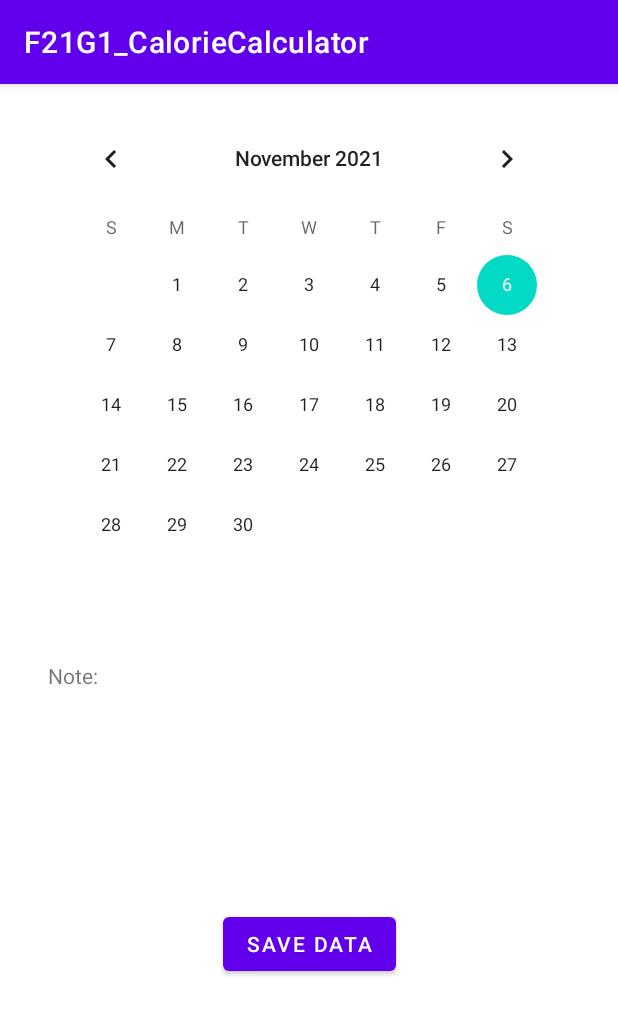
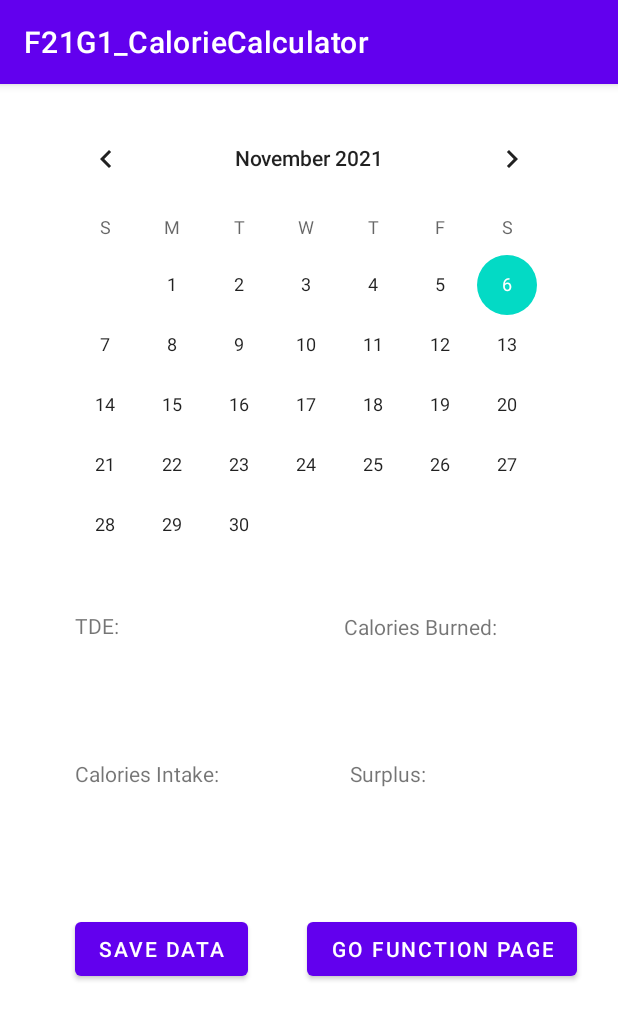
Before and after one commit to Khang-Truong/F21G1_CalorieCalculator, an Android app: the Calendar screen opened directly, with no data from a screen before it, on a phone screen of 412 x 824 dp. Shown: the top 1020 px of the screen. Run offline under Robolectric (Android 15) with nearby library versions, the phone set to English and light mode, and no system bars.

Commit message:
Connect calendar to function page

```diff
--- a/app/src/main/java/com/example/f21g1_caloriecalculator/Calendar.java
+++ b/app/src/main/java/com/example/f21g1_caloriecalculator/Calendar.java
@@ -5,6 +5,7 @@ import androidx.annotation.RequiresApi;
 import androidx.appcompat.app.AppCompatActivity;
 
 import android.content.Context;
+import android.content.Intent;
 import android.content.SharedPreferences;
 import android.os.Build;
 import android.os.Bundle;
@@ -19,6 +20,7 @@ import android.widget.Toast;
 
 import org.w3c.dom.Text;
 
+import java.net.Inet4Address;
 import java.time.LocalDate;
 import java.util.Date;
 import java.util.HashMap;
@@ -29,6 +31,7 @@ public class Calendar extends AppCompatActivity {
     CalendarView CalendarView;
     EditText textViewExerciseRecord;
     Button buttonSaveData;
+    Button buttonGoFunctionPage;
     int currentDay;
     int currentMonth;
     int currentYear;
@@ -54,6 +57,7 @@ public class Calendar extends AppCompatActivity {
         CalendarView=findViewById(R.id.calendarView);
         textViewExerciseRecord=findViewById(R.id.textViewExerciseRecord);
         buttonSaveData=findViewById(R.id.buttonSaveData);
+        buttonGoFunctionPage=findViewById(R.id.buttonGoFunctionPage);
 
 
 
@@ -141,6 +145,10 @@ public class Calendar extends AppCompatActivity {
             Toast.makeText(this, currentYear+" "+currentMonth+" "+currentDay, Toast.LENGTH_SHORT).show();
         });
 
+        buttonGoFunctionPage.setOnClickListener((View view)-> {
+                startActivity(new Intent(Calendar.this,UserActivity.class));
+        });
+
 
 
     }
--- a/app/src/main/res/layout/activity_calendar.xml
+++ b/app/src/main/res/layout/activity_calendar.xml
@@ -8,8 +8,8 @@
 
     <CalendarView
         android:id="@+id/calendarView"
-        android:layout_width="wrap_content"
-        android:layout_height="wrap_content"
+        android:layout_width="356dp"
+        android:layout_height="304dp"
         android:layout_marginTop="16dp"
         app:layout_constraintEnd_toEndOf="parent"
         app:layout_constraintStart_toStartOf="parent"
@@ -17,15 +17,16 @@
 
     <EditText
         android:id="@+id/textViewExerciseRecord"
-        android:layout_width="348dp"
-        android:layout_height="129dp"
+        android:layout_width="118dp"
+        android:layout_height="48dp"
+        android:layout_marginStart="50dp"
+        android:layout_marginLeft="50dp"
         android:layout_marginTop="50dp"
         android:background="@null"
         android:ems="10"
         android:gravity="top"
         android:inputType="textPersonName"
         android:textSize="14sp"
-        app:layout_constraintEnd_toEndOf="parent"
         app:layout_constraintStart_toStartOf="parent"
         app:layout_constraintTop_toBottomOf="@+id/calendarView"
         tools:ignore="SpeakableTextPresentCheck" />
@@ -34,20 +35,95 @@
         android:id="@+id/buttonSaveData"
         android:layout_width="wrap_content"
         android:layout_height="wrap_content"
-        android:layout_marginTop="16dp"
+        android:layout_marginTop="36dp"
         android:text="@string/btnSaveData"
         app:layout_constraintEnd_toEndOf="parent"
+        app:layout_constraintHorizontal_bias="0.169"
         app:layout_constraintStart_toStartOf="parent"
-        app:layout_constraintTop_toBottomOf="@+id/textViewExerciseRecord" />
+        app:layout_constraintTop_toBottomOf="@+id/textViewCalIntake" />
 
     <TextView
         android:id="@+id/textView"
         android:layout_width="wrap_content"
         android:layout_height="wrap_content"
-        android:layout_marginStart="32dp"
-        android:layout_marginLeft="32dp"
-        android:text="@string/txtNote"
+        android:layout_marginStart="50dp"
+        android:layout_marginLeft="50dp"
+        android:layout_marginTop="32dp"
+        android:text="@string/txtTDE"
         app:layout_constraintBottom_toTopOf="@+id/textViewExerciseRecord"
-        app:layout_constraintStart_toStartOf="parent" />
+        app:layout_constraintStart_toStartOf="parent"
+        app:layout_constraintTop_toBottomOf="@+id/calendarView" />
+
+    <TextView
+        android:id="@+id/textView4"
+        android:layout_width="wrap_content"
+        android:layout_height="wrap_content"
+        android:layout_marginStart="150dp"
+        android:layout_marginLeft="150dp"
+        android:layout_marginTop="32dp"
+        android:text="@string/txtCaloriesBurned"
+        app:layout_constraintStart_toEndOf="@+id/textView"
+        app:layout_constraintTop_toBottomOf="@+id/calendarView" />
+
+    <TextView
+        android:id="@+id/textViewCalBurned"
+        android:layout_width="135dp"
+        android:layout_height="43dp"
+        android:layout_marginTop="50dp"
+        android:layout_marginEnd="50dp"
+        android:layout_marginRight="50dp"
+        app:layout_constraintEnd_toEndOf="parent"
+        app:layout_constraintTop_toBottomOf="@+id/calendarView" />
+
+    <TextView
+        android:id="@+id/textViewIIntake"
+        android:layout_width="120dp"
+        android:layout_height="21dp"
+        android:layout_marginStart="50dp"
+        android:layout_marginLeft="50dp"
+        android:layout_marginTop="32dp"
+        android:text="@string/txtCaloriesIntake"
+        app:layout_constraintStart_toStartOf="parent"
+        app:layout_constraintTop_toBottomOf="@+id/textViewExerciseRecord" />
+
+    <TextView
+        android:id="@+id/textViewCalIntake"
+        android:layout_width="123dp"
+        android:layout_height="45dp"
+        android:layout_marginStart="50dp"
+        android:layout_marginLeft="50dp"
+        app:layout_constraintStart_toStartOf="parent"
+        app:layout_constraintTop_toBottomOf="@+id/textViewIIntake" />
+
+    <TextView
+        android:id="@+id/textView15"
+        android:layout_width="wrap_content"
+        android:layout_height="wrap_content"
+        android:layout_marginStart="60dp"
+        android:layout_marginLeft="60dp"
+        android:layout_marginTop="32dp"
+        android:text="@string/txtSurplus"
+        app:layout_constraintStart_toEndOf="@+id/textViewCalIntake"
+        app:layout_constraintTop_toBottomOf="@+id/textViewExerciseRecord" />
+
+    <TextView
+        android:id="@+id/textViewSurplus"
+        android:layout_width="131dp"
+        android:layout_height="47dp"
+        android:layout_marginEnd="50dp"
+        android:layout_marginRight="50dp"
+        app:layout_constraintEnd_toEndOf="parent"
+        app:layout_constraintTop_toBottomOf="@+id/textView15" />
+
+    <Button
+        android:id="@+id/buttonGoFunctionPage"
+        android:layout_width="wrap_content"
+        android:layout_height="wrap_content"
+        android:layout_marginTop="36dp"
+        android:text="@string/txtGoFunctionMenu"
+        app:layout_constraintEnd_toEndOf="parent"
+        app:layout_constraintHorizontal_bias="0.882"
+        app:layout_constraintStart_toStartOf="parent"
+        app:layout_constraintTop_toBottomOf="@+id/textViewSurplus" />
 
 </androidx.constraintlayout.widget.ConstraintLayout>
--- a/app/src/main/res/values/strings.xml
+++ b/app/src/main/res/values/strings.xml
@@ -23,4 +23,9 @@
     <string name="radioButtonFemaleText">Female</string>
     <string name="btnSaveData">Save Data</string>
     <string name="txtNote">Note: </string>
+    <string name="txtTDE">TDE: </string>
+    <string name="txtCaloriesBurned">Calories Burned: </string>
+    <string name="txtCaloriesIntake">Calories Intake: </string>
+    <string name="txtSurplus">Surplus: </string>
+    <string name="txtGoFunctionMenu">Go Function Page</string>
 </resources>
```
